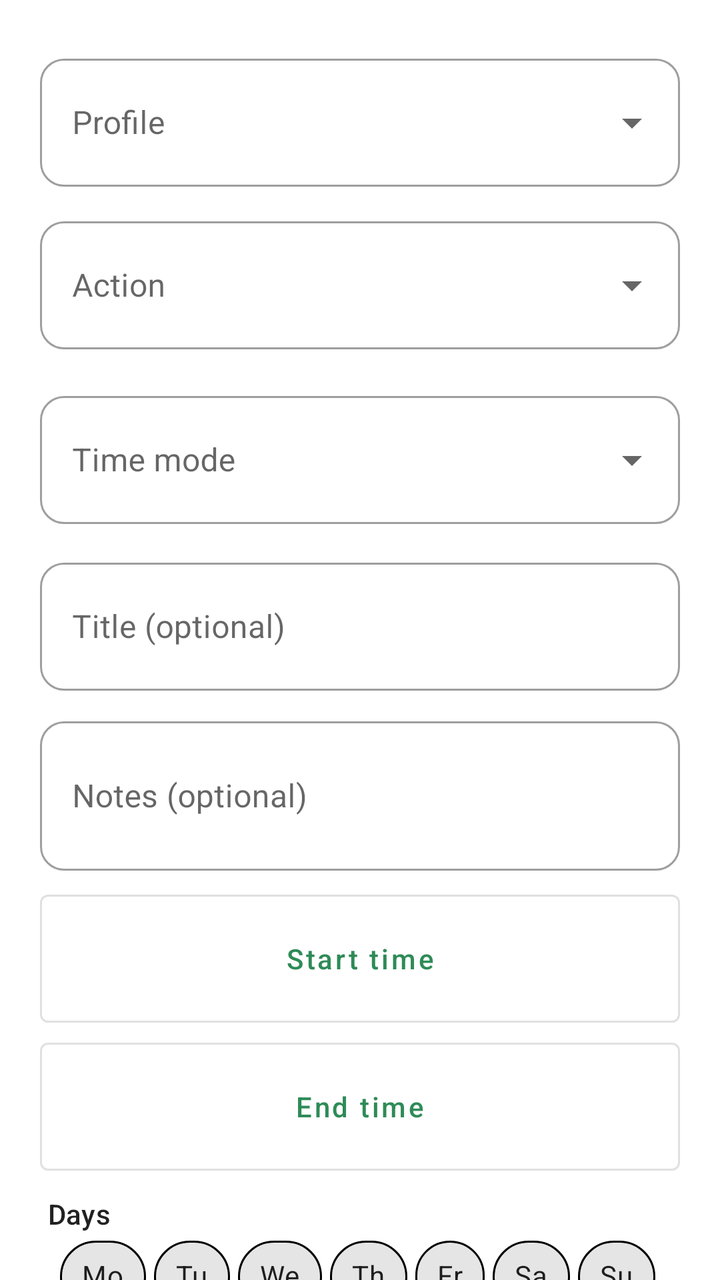
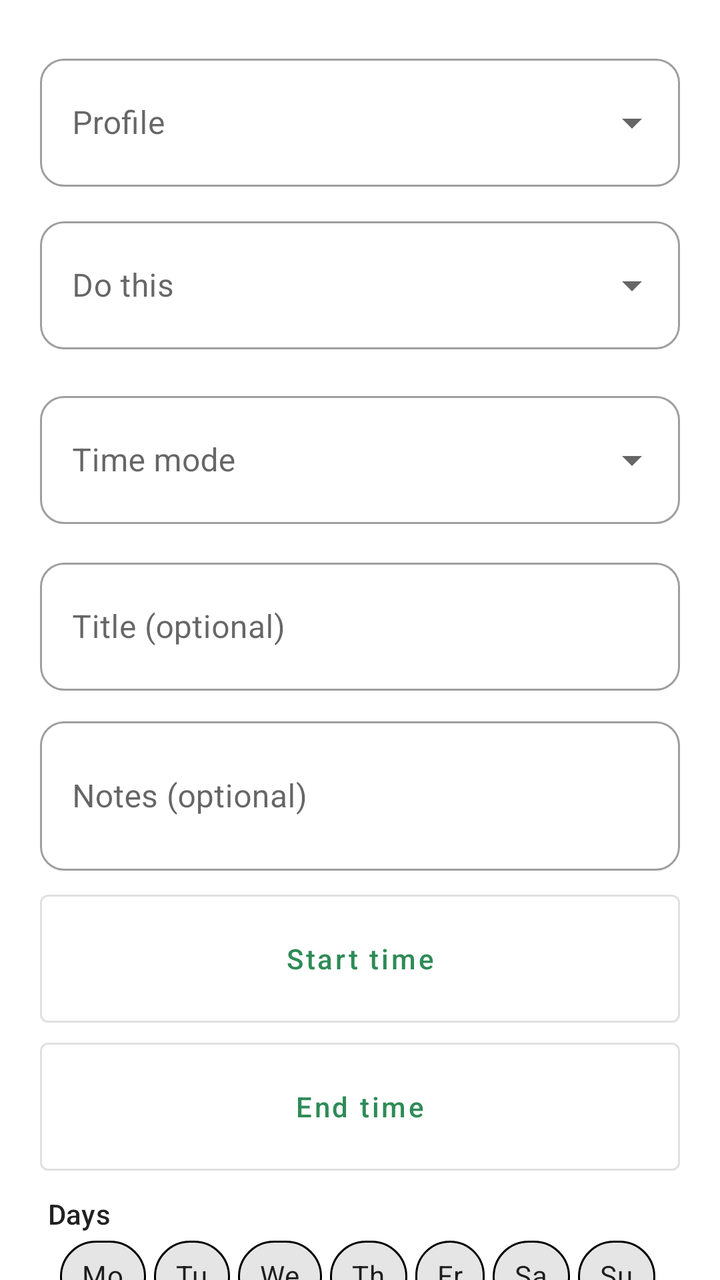

Before-and-after screenshots of an Android layout around one commit, followed by the original layout XML and the change that was made.
<!-- AndroidManifest.xml: application theme Theme.Switchly -->
<!-- res/layout/dialog_schedule_add.xml -->
<?xml version="1.0" encoding="utf-8"?>
<androidx.core.widget.NestedScrollView xmlns:android="http://schemas.android.com/apk/res/android"
    xmlns:app="http://schemas.android.com/apk/res-auto"
    android:layout_width="match_parent"
    android:layout_height="wrap_content"
    android:fillViewport="true"
    android:clipToPadding="false"
    android:paddingTop="8dp"
    android:paddingBottom="12dp">

    <LinearLayout
        android:layout_width="match_parent"
        android:layout_height="wrap_content"
        android:orientation="vertical"
        android:paddingStart="20dp"
        android:paddingEnd="20dp"
        android:paddingTop="12dp"
        android:paddingBottom="16dp">

        
        <Space
            android:layout_width="1dp"
            android:layout_height="4dp" />

        
        <com.google.android.material.textfield.TextInputLayout
            android:layout_width="match_parent"
            android:layout_height="wrap_content"
            android:hint="@string/schedules_field_profile"
            style="@style/Widget.MaterialComponents.TextInputLayout.OutlinedBox.ExposedDropdownMenu"
            app:boxBackgroundMode="outline"
            app:endIconMode="dropdown_menu">

            <com.google.android.material.textfield.MaterialAutoCompleteTextView
                android:id="@+id/spinnerProfile"
                android:layout_width="match_parent"
                android:layout_height="wrap_content"
                android:minHeight="64dp"
                android:gravity="center_vertical"
                android:inputType="none"
                android:importantForAutofill="no" />

        </com.google.android.material.textfield.TextInputLayout>

        
        <com.google.android.material.textfield.TextInputLayout
            android:id="@+id/layoutAction"
            android:layout_width="match_parent"
            android:layout_height="wrap_content"
            android:layout_marginTop="12dp"
            android:hint="@string/schedules_field_action"
            style="@style/Widget.MaterialComponents.TextInputLayout.OutlinedBox.ExposedDropdownMenu"
            app:boxBackgroundMode="outline"
            app:endIconMode="dropdown_menu">

            <com.google.android.material.textfield.MaterialAutoCompleteTextView
                android:id="@+id/spinnerAction"
                android:layout_width="match_parent"
                android:layout_height="wrap_content"
                android:minHeight="64dp"
                android:gravity="center_vertical"
                android:inputType="none"
                android:importantForAutofill="no" />

        </com.google.android.material.textfield.TextInputLayout>

        <LinearLayout
            android:layout_width="match_parent"
            android:layout_height="wrap_content"
            android:layout_marginTop="6dp"
            android:gravity="center_vertical"
            android:orientation="horizontal">

            <TextView
                android:id="@+id/textActionNfcHint"
                style="@style/TextAppearance.MaterialComponents.Body2"
                android:layout_width="0dp"
                android:layout_height="wrap_content"
                android:layout_weight="1"
                android:layout_marginStart="4dp"
                android:text="@string/schedules_dialog_nfc_lock_hint"
                android:visibility="gone" />
        </LinearLayout>

        
        <LinearLayout
            android:id="@+id/groupTimeMode"
            android:layout_width="match_parent"
            android:layout_height="wrap_content"
            android:orientation="vertical"
            android:layout_marginTop="12dp">

            <com.google.android.material.textfield.TextInputLayout
                android:id="@+id/layoutTimeMode"
                android:layout_width="match_parent"
                android:layout_height="wrap_content"
                android:hint="@string/schedules_time_mode"
                style="@style/Widget.MaterialComponents.TextInputLayout.OutlinedBox.ExposedDropdownMenu"
                app:boxBackgroundMode="outline"
                app:endIconMode="dropdown_menu">

                <com.google.android.material.textfield.MaterialAutoCompleteTextView
                    android:id="@+id/spinnerTimeMode"
                    android:layout_width="match_parent"
                    android:layout_height="wrap_content"
                android:minHeight="64dp"
                android:gravity="center_vertical"
                    android:inputType="none"
                    android:importantForAutofill="no" />

            </com.google.android.material.textfield.TextInputLayout>
        </LinearLayout>

        
        <com.google.android.material.textfield.TextInputLayout
            android:layout_width="match_parent"
            android:layout_height="wrap_content"
            android:layout_marginTop="14dp"
            android:hint="@string/schedules_field_title_hint"
            style="@style/Widget.MaterialComponents.TextInputLayout.OutlinedBox"
            app:boxBackgroundMode="outline"
            app:endIconMode="none"
            app:hintTextColor="?attr/colorOnSurface">

            <com.google.android.material.textfield.TextInputEditText
                android:id="@+id/editTitle"
                android:layout_width="match_parent"
                android:layout_height="wrap_content"
                android:minHeight="64dp"
                android:gravity="center_vertical"
                android:maxLines="1"
                android:inputType="textCapSentences"
                android:autofillHints="name" />

        </com.google.android.material.textfield.TextInputLayout>

        
        <com.google.android.material.textfield.TextInputLayout
            android:layout_width="match_parent"
            android:layout_height="wrap_content"
            android:layout_marginTop="10dp"
            android:hint="@string/schedules_field_note_hint"
            style="@style/Widget.MaterialComponents.TextInputLayout.OutlinedBox"
            app:boxBackgroundMode="outline"
            app:endIconMode="none"
            app:hintTextColor="?attr/colorOnSurface">

            <com.google.android.material.textfield.TextInputEditText
                android:id="@+id/editNote"
                android:layout_width="match_parent"
                android:layout_height="wrap_content"
                android:minHeight="64dp"
                android:gravity="center_vertical"
                android:minLines="2"
                android:inputType="textCapSentences|textMultiLine"
                android:autofillHints="none" />

        </com.google.android.material.textfield.TextInputLayout>

        
        <LinearLayout
            android:id="@+id/groupTime"
            android:layout_width="match_parent"
            android:layout_height="wrap_content"
            android:orientation="vertical"
            android:layout_marginTop="12dp">

            
            <androidx.appcompat.widget.SwitchCompat
                android:id="@+id/switchConnTimeWindow"
                android:layout_width="match_parent"
                android:layout_height="wrap_content"
                android:layout_marginStart="4dp"
                android:layout_marginBottom="4dp"
                android:text="@string/schedules_conn_time_window"
                android:visibility="gone" />

            <TextView
                android:id="@+id/textConnAllDayHint"
                style="@style/TextAppearance.MaterialComponents.Body2"
                android:layout_width="match_parent"
                android:layout_height="wrap_content"
                android:layout_marginStart="4dp"
                android:layout_marginBottom="6dp"
                android:text="@string/schedules_conn_time_all_day"
                android:visibility="gone" />

            
            <LinearLayout
                android:id="@+id/groupTimeRow"
                android:layout_width="match_parent"
                android:layout_height="wrap_content"
                android:orientation="vertical">

                <com.google.android.material.button.MaterialButton
                    android:id="@+id/textStartTime"
                    style="@style/Widget.MaterialComponents.Button.OutlinedButton"
                    android:layout_width="match_parent"
                    android:layout_height="64dp"
                    android:minWidth="0dp"
                    android:insetLeft="0dp"
                    android:insetRight="0dp"
                    android:insetTop="0dp"
                    android:insetBottom="0dp"
                    android:text="@string/schedules_start_time"
                    android:textAllCaps="false" />

                <com.google.android.material.button.MaterialButton
                    android:id="@+id/textEndTime"
                    style="@style/Widget.MaterialComponents.Button.OutlinedButton"
                    android:layout_width="match_parent"
                    android:layout_height="64dp"
                    android:layout_marginTop="10dp"
                    android:minWidth="0dp"
                    android:insetLeft="0dp"
                    android:insetRight="0dp"
                    android:insetTop="0dp"
                    android:insetBottom="0dp"
                    android:text="@string/schedules_end_time"
                    android:textAllCaps="false" />
            </LinearLayout>
        </LinearLayout>

        <com.google.android.material.textfield.TextInputLayout
            android:id="@+id/layoutWifiSsid"
            android:layout_width="match_parent"
            android:layout_height="wrap_content"
            android:layout_marginTop="10dp"
            android:visibility="gone"
            android:hint="@string/schedules_wifi_ssid_hint"
            style="@style/Widget.MaterialComponents.TextInputLayout.OutlinedBox"
            app:boxBackgroundMode="outline"
            app:endIconMode="none">

            <com.google.android.material.textfield.TextInputEditText
                android:id="@+id/inputWifiSsid"
                android:layout_width="match_parent"
                android:layout_height="wrap_content"
                android:minHeight="64dp"
                android:gravity="center_vertical"
                android:inputType="text"
                android:autofillHints="none" />

        </com.google.android.material.textfield.TextInputLayout>

        
        <LinearLayout
            android:id="@+id/groupWifiActions"
            android:layout_width="match_parent"
            android:layout_height="wrap_content"
            android:layout_marginTop="6dp"
            android:orientation="vertical"
            android:visibility="gone">

            <com.google.android.material.button.MaterialButton
                android:id="@+id/btnScanWifi"
                style="@style/Widget.MaterialComponents.Button.OutlinedButton"
                android:layout_width="match_parent"
                android:layout_height="wrap_content"
                android:text="@string/schedules_wifi_pick_action" />
        </LinearLayout>

        <com.google.android.material.textfield.TextInputLayout
            android:id="@+id/layoutBtName"
            android:layout_width="match_parent"
            android:layout_height="wrap_content"
            android:layout_marginTop="10dp"
            android:visibility="gone"
            android:hint="@string/schedules_bt_name_hint"
            style="@style/Widget.MaterialComponents.TextInputLayout.OutlinedBox"
            app:boxBackgroundMode="outline"
            app:endIconMode="none">

            <com.google.android.material.textfield.TextInputEditText
                android:id="@+id/inputBtName"
                android:layout_width="match_parent"
                android:layout_height="wrap_content"
                android:minHeight="64dp"
                android:gravity="center_vertical"
                android:inputType="text"
                android:autofillHints="none" />

        </com.google.android.material.textfield.TextInputLayout>

        <LinearLayout
            android:id="@+id/groupBtActions"
            android:layout_width="match_parent"
            android:layout_height="wrap_content"
            android:layout_marginTop="6dp"
            android:orientation="horizontal"
            android:visibility="gone">

            <com.google.android.material.button.MaterialButton
                android:id="@+id/btnUseConnectedBt"
                style="@style/Widget.MaterialComponents.Button.OutlinedButton"
                android:layout_width="0dp"
                android:layout_height="wrap_content"
                android:layout_weight="1"
                android:text="@string/schedules_bt_use_connected" />

            <Space
                android:layout_width="10dp"
                android:layout_height="1dp" />

            <com.google.android.material.button.MaterialButton
                android:id="@+id/btnPickPairedBt"
                style="@style/Widget.MaterialComponents.Button.OutlinedButton"
                android:layout_width="0dp"
                android:layout_height="wrap_content"
                android:layout_weight="1"
                android:text="@string/schedules_bt_pick_paired" />
        </LinearLayout>

        
        <LinearLayout
            android:id="@+id/groupWeekly"
            android:layout_width="match_parent"
            android:layout_height="wrap_content"
            android:orientation="vertical"
            android:layout_marginTop="12dp">

            <TextView
                android:layout_width="match_parent"
                android:layout_height="wrap_content"
                style="@style/TextAppearance.MaterialComponents.Subtitle2"
                android:layout_marginStart="4dp"
                android:text="@string/schedules_days" />

            
            <HorizontalScrollView
                android:layout_width="match_parent"
                android:layout_height="wrap_content"
                android:layout_marginTop="4dp"
                android:clipToPadding="false"
                android:paddingEnd="10dp"
                android:paddingStart="10dp"
                android:overScrollMode="never"
                android:scrollbars="none">

                <com.google.android.material.chip.ChipGroup
                    android:id="@+id/chipGroupDays"
                    android:layout_width="wrap_content"
                    android:layout_height="wrap_content"
                    android:paddingEnd="0dp"
                    android:paddingStart="0dp"
                    app:singleLine="true"
                    app:chipSpacingHorizontal="4dp">

                <com.google.android.material.chip.Chip
                    android:id="@+id/chipMon"
                    style="@style/Switchly.DayChip"
                    android:layout_width="wrap_content"
                    android:layout_height="wrap_content"
                    android:text="@string/day_short_mon"
                    android:checkable="true" />

                <com.google.android.material.chip.Chip
                    android:id="@+id/chipTue"
                    style="@style/Switchly.DayChip"
                    android:layout_width="wrap_content"
                    android:layout_height="wrap_content"
                    android:text="@string/day_short_tue"
                    android:checkable="true" />

                <com.google.android.material.chip.Chip
                    android:id="@+id/chipWed"
                    style="@style/Switchly.DayChip"
                    android:layout_width="wrap_content"
                    android:layout_height="wrap_content"
                    android:text="@string/day_short_wed"
                    android:checkable="true" />

                <com.google.android.material.chip.Chip
                    android:id="@+id/chipThu"
                    style="@style/Switchly.DayChip"
                    android:layout_width="wrap_content"
                    android:layout_height="wrap_content"
                    android:text="@string/day_short_thu"
                    android:checkable="true" />

                <com.google.android.material.chip.Chip
                    android:id="@+id/chipFri"
                    style="@style/Switchly.DayChip"
                    android:layout_width="wrap_content"
                    android:layout_height="wrap_content"
                    android:text="@string/day_short_fri"
                    android:checkable="true" />

                <com.google.android.material.chip.Chip
                    android:id="@+id/chipSat"
                    style="@style/Switchly.DayChip"
                    android:layout_width="wrap_content"
                    android:layout_height="wrap_content"
                    android:text="@string/day_short_sat"
                    android:checkable="true" />

                <com.google.android.material.chip.Chip
                    android:id="@+id/chipSun"
                    style="@style/Switchly.DayChip"
                    android:layout_width="wrap_content"
                    android:layout_height="wrap_content"
                    android:text="@string/day_short_sun"
                    android:layout_marginEnd="16dp"
                    android:checkable="true" />
                </com.google.android.material.chip.ChipGroup>
            </HorizontalScrollView>

            <TextView
                android:layout_width="match_parent"
                android:layout_height="wrap_content"
                android:layout_marginTop="12dp"
                style="@style/TextAppearance.MaterialComponents.Subtitle2"
                android:layout_marginStart="4dp"
                android:text="@string/schedules_quick_groups" />

            
            <HorizontalScrollView
                android:layout_width="match_parent"
                android:layout_height="wrap_content"
                android:layout_marginTop="4dp"
                android:clipToPadding="false"
                android:paddingStart="10dp"
                android:paddingEnd="10dp"
                android:overScrollMode="never"
                android:scrollbars="none">

                <com.google.android.material.chip.ChipGroup
                    android:layout_width="wrap_content"
                    android:layout_height="wrap_content"
                    android:paddingEnd="2dp"
                    android:paddingStart="2dp"
                    app:singleLine="true"
                    app:chipSpacingHorizontal="4dp">

                <com.google.android.material.chip.Chip
                    android:id="@+id/chipWeekdays"
                    style="@style/Switchly.DayChip"
                    android:layout_width="wrap_content"
                    android:layout_height="wrap_content"
                    android:text="@string/schedules_group_weekdays" />

                <com.google.android.material.chip.Chip
                    android:id="@+id/chipWeekend"
                    style="@style/Switchly.DayChip"
                    android:layout_width="wrap_content"
                    android:layout_height="wrap_content"
                    android:text="@string/schedules_group_weekend" />

                <com.google.android.material.chip.Chip
                    android:id="@+id/chipToday"
                    style="@style/Switchly.DayChip"
                    android:layout_width="wrap_content"
                    android:layout_height="wrap_content"
                    android:text="@string/schedules_group_today" />
                </com.google.android.material.chip.ChipGroup>
            </HorizontalScrollView>
        </LinearLayout>

        
        <LinearLayout
            android:id="@+id/groupOnce"
            android:layout_width="match_parent"
            android:layout_height="wrap_content"
            android:layout_marginTop="12dp"
            android:orientation="vertical"
            android:visibility="gone">

            <TextView
                android:layout_width="match_parent"
                android:layout_height="wrap_content"
                style="@style/TextAppearance.MaterialComponents.Subtitle2"
                android:layout_marginStart="4dp"
                android:text="@string/schedules_date_range" />

            
            <LinearLayout
                android:layout_width="match_parent"
                android:layout_height="wrap_content"
                android:layout_marginTop="4dp"
                android:orientation="vertical">

                <com.google.android.material.button.MaterialButton
                    android:id="@+id/textStartDate"
                    style="@style/Widget.MaterialComponents.Button.OutlinedButton"
                    android:layout_width="match_parent"
                    android:layout_height="64dp"
                    android:minWidth="0dp"
                    android:insetLeft="0dp"
                    android:insetRight="0dp"
                    android:insetTop="0dp"
                    android:insetBottom="0dp"
                    android:text="@string/schedules_start_date"
                    android:textAllCaps="false" />

                <com.google.android.material.button.MaterialButton
                    android:id="@+id/textEndDate"
                    style="@style/Widget.MaterialComponents.Button.OutlinedButton"
                    android:layout_width="match_parent"
                    android:layout_height="64dp"
                    android:layout_marginTop="10dp"
                    android:minWidth="0dp"
                    android:insetLeft="0dp"
                    android:insetRight="0dp"
                    android:insetTop="0dp"
                    android:insetBottom="0dp"
                    android:text="@string/schedules_end_date"
                    android:textAllCaps="false" />
            </LinearLayout>
        </LinearLayout>

    </LinearLayout>
</androidx.core.widget.NestedScrollView>
<!-- resources referenced by this layout -->
<resources>
  <string name="day_short_fri">Fr</string>
  <string name="day_short_mon">Mo</string>
  <string name="day_short_sat">Sa</string>
  <string name="day_short_sun">Su</string>
  <string name="day_short_thu">Th</string>
  <string name="day_short_tue">Tu</string>
  <string name="day_short_wed">We</string>
  <string name="schedules_bt_name_hint">Bluetooth device name (exact)</string>
  <string name="schedules_bt_pick_paired">Pick paired device</string>
  <string name="schedules_bt_use_connected">Use connected device</string>
  <string name="schedules_conn_time_all_day">Active all day</string>
  <string name="schedules_conn_time_window">Limit by time window (optional)</string>
  <string name="schedules_date_range">Date range</string>
  <string name="schedules_days">Days</string>
  <string name="schedules_dialog_nfc_lock_hint">NFC lock active: this action cannot change the Switchly state until you unlock with NFC/QR.</string>
  <string name="schedules_end_date">End date</string>
  <string name="schedules_end_time">End time</string>
  <string name="schedules_field_action">Action</string>
  <string name="schedules_field_note_hint">Notes (optional)</string>
  <string name="schedules_field_profile">Profile</string>
  <string name="schedules_field_title_hint">Title (optional)</string>
  <string name="schedules_group_today">Today</string>
  <string name="schedules_group_weekdays">Weekdays</string>
  <string name="schedules_group_weekend">Weekend</string>
  <string name="schedules_quick_groups">Quick selection</string>
  <string name="schedules_start_date">Start date</string>
  <string name="schedules_start_time">Start time</string>
  <string name="schedules_time_mode">Time mode</string>
  <string name="schedules_wifi_pick_action">Pick Wi-Fi</string>
  <string name="schedules_wifi_ssid_hint">Wi-Fi SSID (exact)</string>
  <color name="accent_default_green">#2E8B57</color>
  <style name="Switchly.Fab" parent="Widget.MaterialComponents.FloatingActionButton">
          <item name="backgroundTint">?attr/colorPrimary</item>
          <item name="tint">@android:color/white</item>
      </style>
  <style name="Switchly.TopBar" parent="Widget.MaterialComponents.Toolbar">
          
          <item name="android:background">?attr/colorPrimary</item>
          <item name="backgroundTint">?attr/colorPrimary</item>
  
          
          <item name="titleTextColor">@android:color/white</item>
  
          
          <item name="navigationIconTint">@android:color/white</item>
      </style>
  <style name="ThemeOverlay.Switchly.Dialog" parent="ThemeOverlay.MaterialComponents.MaterialAlertDialog">
          <item name="colorControlActivated">?attr/colorPrimary</item>
          <item name="colorControlHighlight">?attr/colorPrimary</item>
          <item name="colorAccent">?attr/colorPrimary</item>
      </style>
  <style name="ShapeAppearance.Switchly.Card" parent="ShapeAppearance.MaterialComponents.LargeComponent">
          <item name="cornerFamily">rounded</item>
          <item name="cornerSize">26dp</item>
      </style>
  <color name="switchly_card_bg">#F7FFFFFF</color>
  <color name="switchly_card_stroke">#14000000</color>
  <!-- unchanged entries left out for length: 6 -->
</resources>

<!-- the commit's change to res/layout/dialog_schedule_add.xml (unified diff, before → after) -->
@@ -311,6 +311,136 @@
                 android:text="@string/schedules_bt_pick_paired" />
         </LinearLayout>
 
+        <com.google.android.material.textfield.TextInputLayout
+            android:id="@+id/layoutLocationLabel"
+            android:layout_width="match_parent"
+            android:layout_height="wrap_content"
+            android:layout_marginTop="10dp"
+            android:visibility="gone"
+            android:hint="@string/schedules_location_label_hint"
+            style="@style/Widget.MaterialComponents.TextInputLayout.OutlinedBox"
+            app:boxBackgroundMode="outline"
+            app:endIconMode="none">
+
+            <com.google.android.material.textfield.TextInputEditText
+                android:id="@+id/inputLocationLabel"
+                android:layout_width="match_parent"
+                android:layout_height="wrap_content"
+                android:minHeight="64dp"
+                android:gravity="center_vertical"
+                android:inputType="textCapSentences"
+                android:autofillHints="none" />
+
+        </com.google.android.material.textfield.TextInputLayout>
+
+        <LinearLayout
+            android:id="@+id/groupLocationActions"
+            android:layout_width="match_parent"
+            android:layout_height="wrap_content"
+            android:layout_marginTop="6dp"
+            android:orientation="vertical"
+            android:visibility="gone">
+
+            <com.google.android.material.textfield.TextInputLayout
+                android:id="@+id/layoutLocationTrigger"
+                android:layout_width="match_parent"
+                android:layout_height="wrap_content"
+                android:hint="@string/schedules_location_trigger_title"
+                style="@style/Widget.MaterialComponents.TextInputLayout.OutlinedBox.ExposedDropdownMenu"
+                app:boxBackgroundMode="outline"
+                app:endIconMode="dropdown_menu">
+
+                <com.google.android.material.textfield.MaterialAutoCompleteTextView
+                    android:id="@+id/spinnerLocationTrigger"
+                    android:layout_width="match_parent"
+                    android:layout_height="wrap_content"
+                    android:minHeight="64dp"
+                    android:gravity="center_vertical"
+                    android:inputType="none"
+                    android:importantForAutofill="no" />
+
+            </com.google.android.material.textfield.TextInputLayout>
+
+            <TextView
+                android:id="@+id/textLocationSummary"
+                style="@style/TextAppearance.MaterialComponents.Body2"
+                android:layout_width="match_parent"
+                android:layout_height="wrap_content"
+                android:layout_marginStart="4dp"
+                android:layout_marginTop="8dp"
+                android:layout_marginBottom="6dp"
+                android:text="@string/schedules_location_not_set" />
+            <com.google.android.material.button.MaterialButton
+                android:id="@+id/btnUseCurrentLocation"
+                style="@style/Widget.MaterialComponents.Button.OutlinedButton"
+                android:layout_width="match_parent"
+                android:layout_height="wrap_content"
+                android:text="@string/schedules_location_choose" />
+
+            <TextView
+                android:layout_width="match_parent"
+                android:layout_height="wrap_content"
+                android:layout_marginTop="12dp"
+                android:layout_marginStart="4dp"
+                style="@style/TextAppearance.MaterialComponents.Subtitle2"
+                android:text="@string/schedules_location_radius_title" />
+
+            <com.google.android.material.chip.ChipGroup
+                android:id="@+id/chipGroupLocationRadius"
+                android:layout_width="wrap_content"
+                android:layout_height="wrap_content"
+                android:layout_marginTop="6dp"
+                app:singleSelection="true"
+                app:selectionRequired="true"
+                app:chipSpacingHorizontal="4dp">
+
+                <com.google.android.material.chip.Chip
+                    android:id="@+id/chipRadius100"
+                    style="@style/Switchly.DayChip"
+                    android:layout_width="wrap_content"
+                    android:layout_height="wrap_content"
+                    android:checkable="true"
+                    android:text="@string/schedules_location_radius_100" />
+
+                <com.google.android.material.chip.Chip
+                    android:id="@+id/chipRadius250"
+                    style="@style/Switchly.DayChip"
+                    android:layout_width="wrap_content"
+                    android:layout_height="wrap_content"
+                    android:checkable="true"
+                    android:text="@string/schedules_location_radius_250" />
+
+                <com.google.android.material.chip.Chip
+                    android:id="@+id/chipRadius500"
+                    style="@style/Switchly.DayChip"
+                    android:layout_width="wrap_content"
+                    android:layout_height="wrap_content"
+                    android:checkable="true"
+                    android:text="@string/schedules_location_radius_500" />
+            </com.google.android.material.chip.ChipGroup>
+
+            <com.google.android.material.textfield.TextInputLayout
+                android:id="@+id/layoutLocationCooldown"
+                android:layout_width="match_parent"
+                android:layout_height="wrap_content"
+                android:layout_marginTop="12dp"
+                android:hint="@string/schedules_location_cooldown_title"
+                style="@style/Widget.MaterialComponents.TextInputLayout.OutlinedBox.ExposedDropdownMenu"
+                app:boxBackgroundMode="outline"
+                app:endIconMode="dropdown_menu">
+
+                <com.google.android.material.textfield.MaterialAutoCompleteTextView
+                    android:id="@+id/spinnerLocationCooldown"
+                    android:layout_width="match_parent"
+                    android:layout_height="wrap_content"
+                    android:minHeight="64dp"
+                    android:gravity="center_vertical"
+                    android:inputType="none"
+                    android:importantForAutofill="no" />
+
+            </com.google.android.material.textfield.TextInputLayout>
+        </LinearLayout>
+
         
         <LinearLayout
             android:id="@+id/groupWeekly"
<!-- resource entries referenced after the edit -->
@@ -17,13 +17,22 @@
   <string name="schedules_dialog_nfc_lock_hint">NFC lock active: this action cannot change the Switchly state until you unlock with NFC/QR.</string>
   <string name="schedules_end_date">End date</string>
   <string name="schedules_end_time">End time</string>
-  <string name="schedules_field_action">Action</string>
+  <string name="schedules_field_action">Do this</string>
   <string name="schedules_field_note_hint">Notes (optional)</string>
   <string name="schedules_field_profile">Profile</string>
   <string name="schedules_field_title_hint">Title (optional)</string>
   <string name="schedules_group_today">Today</string>
   <string name="schedules_group_weekdays">Weekdays</string>
   <string name="schedules_group_weekend">Weekend</string>
+  <string name="schedules_location_choose">Choose location</string>
+  <string name="schedules_location_cooldown_title">Cooldown</string>
+  <string name="schedules_location_label_hint">Location name (optional)</string>
+  <string name="schedules_location_not_set">No location selected yet.</string>
+  <string name="schedules_location_radius_100">100 m</string>
+  <string name="schedules_location_radius_250">250 m</string>
+  <string name="schedules_location_radius_500">500 m</string>
+  <string name="schedules_location_radius_title">Radius</string>
+  <string name="schedules_location_trigger_title">Location trigger</string>
   <string name="schedules_quick_groups">Quick selection</string>
   <string name="schedules_start_date">Start date</string>
   <string name="schedules_start_time">Start time</string>
